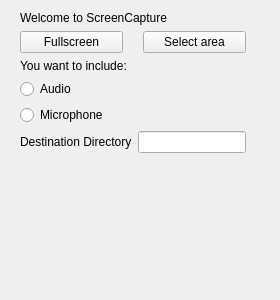
The window that mainwindow.ui (cheina97/ScreenRecorderQT) describes before a commit, drawn with Qt 5.
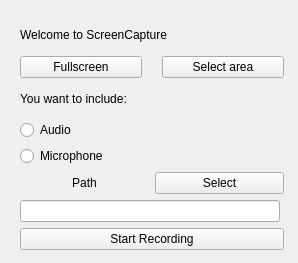
The same window after the commit.

Patch:
```diff
--- a/mainwindow.ui
+++ b/mainwindow.ui
@@ -6,8 +6,8 @@
    <rect>
     <x>0</x>
     <y>0</y>
-    <width>280</width>
-    <height>300</height>
+    <width>298</width>
+    <height>263</height>
    </rect>
   </property>
   <property name="sizePolicy">
@@ -18,33 +18,42 @@
   </property>
   <property name="minimumSize">
    <size>
-    <width>280</width>
-    <height>300</height>
+    <width>298</width>
+    <height>263</height>
    </size>
   </property>
   <property name="maximumSize">
    <size>
-    <width>280</width>
-    <height>300</height>
+    <width>298</width>
+    <height>263</height>
    </size>
   </property>
   <property name="windowTitle">
    <string>MainWindow</string>
   </property>
   <widget class="QWidget" name="centralwidget">
-   <widget class="QWidget" name="layoutWidget">
+   <property name="sizePolicy">
+    <sizepolicy hsizetype="Preferred" vsizetype="Preferred">
+     <horstretch>0</horstretch>
+     <verstretch>0</verstretch>
+    </sizepolicy>
+   </property>
+   <property name="minimumSize">
+    <size>
+     <width>0</width>
+     <height>0</height>
+    </size>
+   </property>
+   <widget class="QWidget" name="">
     <property name="geometry">
      <rect>
       <x>20</x>
-      <y>11</y>
-      <width>241</width>
-      <height>241</height>
+      <y>20</y>
+      <width>264</width>
+      <height>230</height>
      </rect>
     </property>
-    <layout class="QVBoxLayout" name="verticalLayout">
-     <property name="sizeConstraint">
-      <enum>QLayout::SetFixedSize</enum>
-     </property>
+    <layout class="QVBoxLayout" name="verticalLayout_2">
      <item>
       <widget class="QLabel" name="label">
        <property name="text">
@@ -57,15 +66,6 @@
        <property name="spacing">
         <number>20</number>
        </property>
-       <property name="sizeConstraint">
-        <enum>QLayout::SetFixedSize</enum>
-       </property>
-       <property name="leftMargin">
-        <number>0</number>
-       </property>
-       <property name="rightMargin">
-        <number>0</number>
-       </property>
        <item>
         <widget class="QPushButton" name="pushButton">
          <property name="text">
@@ -104,19 +104,53 @@
       </widget>
      </item>
      <item>
-      <layout class="QHBoxLayout" name="horizontalLayout_2">
+      <layout class="QVBoxLayout" name="verticalLayout">
        <item>
-        <widget class="QLabel" name="label_3">
-         <property name="text">
-          <string>Destination Directory</string>
+        <layout class="QHBoxLayout" name="horizontalLayout_2">
+         <item>
+          <widget class="QLabel" name="label_3">
+           <property name="text">
+            <string>Path</string>
+           </property>
+           <property name="alignment">
+            <set>Qt::AlignCenter</set>
+           </property>
+          </widget>
+         </item>
+         <item>
+          <widget class="QPushButton" name="pushButton_4">
+           <property name="text">
+            <string>Select</string>
+           </property>
+          </widget>
+         </item>
+        </layout>
+       </item>
+       <item>
+        <widget class="QLineEdit" name="lineEdit">
+         <property name="minimumSize">
+          <size>
+           <width>260</width>
+           <height>0</height>
+          </size>
+         </property>
+         <property name="maximumSize">
+          <size>
+           <width>250</width>
+           <height>16777215</height>
+          </size>
          </property>
         </widget>
        </item>
-       <item>
-        <widget class="QLineEdit" name="lineEdit"/>
-       </item>
       </layout>
      </item>
+     <item>
+      <widget class="QPushButton" name="pushButton_3">
+       <property name="text">
+        <string>Start Recording</string>
+       </property>
+      </widget>
+     </item>
     </layout>
    </widget>
   </widget>
```
Left out of the diff: 10 changed lines with no effect on the pictures.
